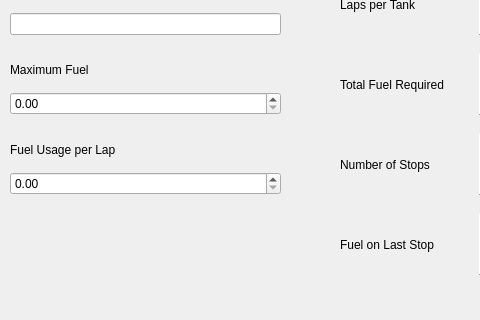
Old version of the form MainWindow.ui in the repository redstoneruin/REALFriendsFuelCalculator; both pictures show x 0 to 480 and y 116 to 436 of the 628 by 436 pixel window.
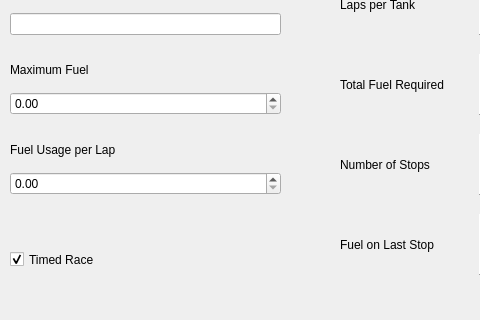
New version of the form.

Commit message: Adding all slots, checkbox for updating timed vs laps race

Patch:
```diff
--- a/MainWindow.ui
+++ b/MainWindow.ui
@@ -216,6 +216,25 @@
      </item>
     </layout>
    </widget>
+   <widget class="QCheckBox" name="timedRaceCheck">
+    <property name="geometry">
+     <rect>
+      <x>10</x>
+      <y>360</y>
+      <width>91</width>
+      <height>31</height>
+     </rect>
+    </property>
+    <property name="text">
+     <string>Timed Race</string>
+    </property>
+    <property name="checked">
+     <bool>true</bool>
+    </property>
+    <property name="tristate">
+     <bool>false</bool>
+    </property>
+   </widget>
   </widget>
   <widget class="QMenuBar" name="menubar">
    <property name="geometry">
```
The commit also changes 2 other files.
